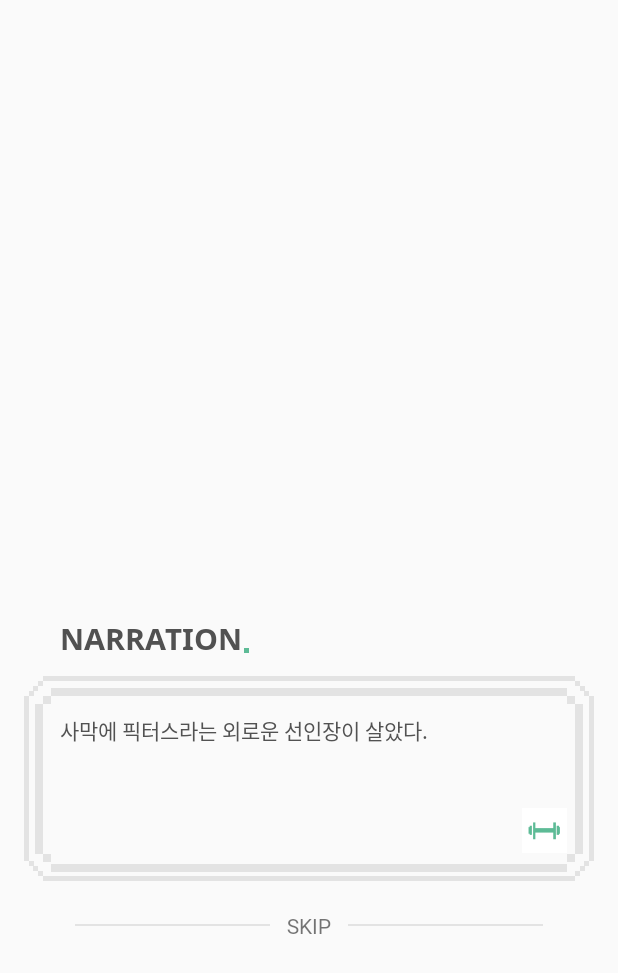
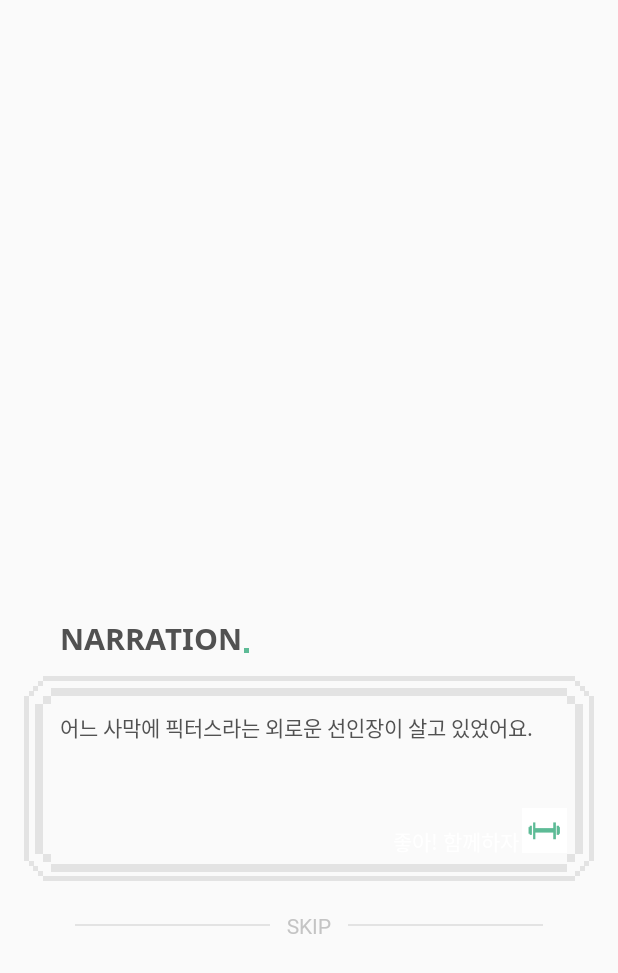
Before and after one commit to pixtus/Pixtus-App, an Android app: the layout activity_story.xml on its own in the app's theme, with its tools: preview values and no code run, on a phone screen of 412 x 824 dp. Shown: the top 973 px of the screen. Run offline under Robolectric (Android 15) with nearby library versions, the phone set to English and light mode, and no system bars.

Commit message:
Implement StoryActivity Class

```diff
--- a/PixtusApp/app/src/main/AndroidManifest.xml
+++ b/PixtusApp/app/src/main/AndroidManifest.xml
@@ -19,6 +19,7 @@
         </activity>
         <activity android:name=".ui.MainActivity"></activity>
         <activity android:name=".ui.LoginActivity"></activity>
+        <activity android:name=".ui.StoryActivity"></activity>
         <activity android:name=".ui.create.CreateStep2Activity"></activity>
         <activity android:name=".ui.create.CreateStep1Activity"></activity>
     </application>
--- a/PixtusApp/app/src/main/java/com/mash/up/pixtus_app/ui/LoginActivity.kt
+++ b/PixtusApp/app/src/main/java/com/mash/up/pixtus_app/ui/LoginActivity.kt
@@ -53,7 +53,8 @@ class   LoginActivity : BaseActivity() {
     override fun onActivityResult(requestCode: Int, resultCode: Int, data: Intent?) {
         super.onActivityResult(requestCode, resultCode, data)
         if (requestCode == RC_SIGN_IN) {
-            val intent = Intent(this, CreateStep1Activity::class.java)
+            //val intent = Intent(this, CreateStep1Activity::class.java)
+            val intent = Intent(this, StoryActivity::class.java)
             startActivity(intent)
             finish()
             var task: Task<GoogleSignInAccount> = GoogleSignIn.getSignedInAccountFromIntent(data)
--- a/PixtusApp/app/src/main/res/layout/activity_story.xml
+++ b/PixtusApp/app/src/main/res/layout/activity_story.xml
@@ -17,6 +17,7 @@
 		android:orientation="horizontal">
 
 		<TextView
+			android:id="@+id/tv_narration"
 			android:layout_width="wrap_content"
 			android:layout_height="wrap_content"
 			android:layout_marginStart="40dp"
@@ -248,16 +249,28 @@
 			android:background="#e3e3e3" />
 
 		<TextView
-			android:id="@+id/story_text"
+			android:id="@+id/tv_story"
 			android:layout_width="match_parent"
 			android:layout_height="wrap_content"
-			android:text="사막에 픽터스라는 외로운 선인장이 살았다."
-			android:textColor="#525252"
-			android:fontFamily="@font/notosans_regular"
 			android:layout_below="@id/view6"
 			android:layout_marginStart="40dp"
+			android:layout_marginTop="10dp"
 			android:layout_marginEnd="40dp"
-			android:layout_marginTop="12dp"/>
+			android:fontFamily="@font/notosans_medium"
+			android:text="어느 사막에 픽터스라는 외로운 선인장이 살고 있었어요."
+			android:textColor="#525252" />
+
+		<TextView
+			android:id="@+id/tv_together"
+			android:layout_width="wrap_content"
+			android:layout_height="wrap_content"
+			android:layout_above="@id/view20"
+			android:layout_alignParentEnd="true"
+			android:layout_marginEnd="66dp"
+			android:layout_marginBottom="3dp"
+			android:fontFamily="@font/notosans_medium"
+			android:text="좋아! 함께하자"
+			android:textColor="#ffffff" />
 
 		<ImageView
 			android:id="@+id/story_next_btn"
@@ -281,30 +294,27 @@
 			android:layout_width="wrap_content"
 			android:layout_height="wrap_content"
 			android:layout_centerInParent="true"
+			android:fontFamily="@font/notosans_medium"
 			android:text="SKIP"
-			android:textSize="14sp"
-			android:fontFamily="@font/notosans_regular"
-			android:fontColor="#c4c4c4"/>
+			android:textColor="#c4c4c4"
+			android:textSize="14sp" />
 
 		<View
 			android:layout_width="130dp"
 			android:layout_height="1.5dp"
+			android:layout_centerVertical="true"
 			android:layout_marginRight="11dp"
 			android:layout_toLeftOf="@id/skip_btn"
-			android:layout_centerVertical="true"
 			android:background="#e3e3e3" />
 
 		<View
 			android:layout_width="130dp"
 			android:layout_height="1.5dp"
+			android:layout_centerVertical="true"
 			android:layout_marginStart="11dp"
 			android:layout_toRightOf="@id/skip_btn"
-			android:layout_centerVertical="true"
 			android:background="#e3e3e3" />
 	</RelativeLayout>
 
 
-
-
-
 </LinearLayout>
```
Also changed, not shown: PixtusApp/app/src/main/java/com/mash/up/pixtus_app/ui/StoryActivity.kt (+54 -1 lines).
